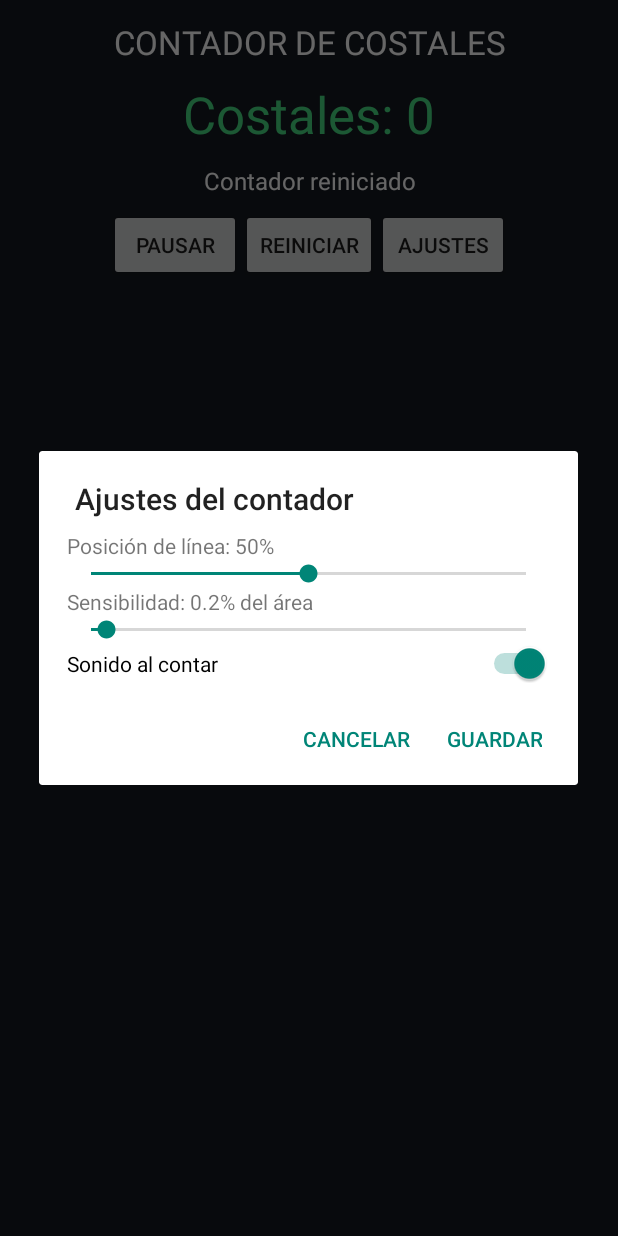
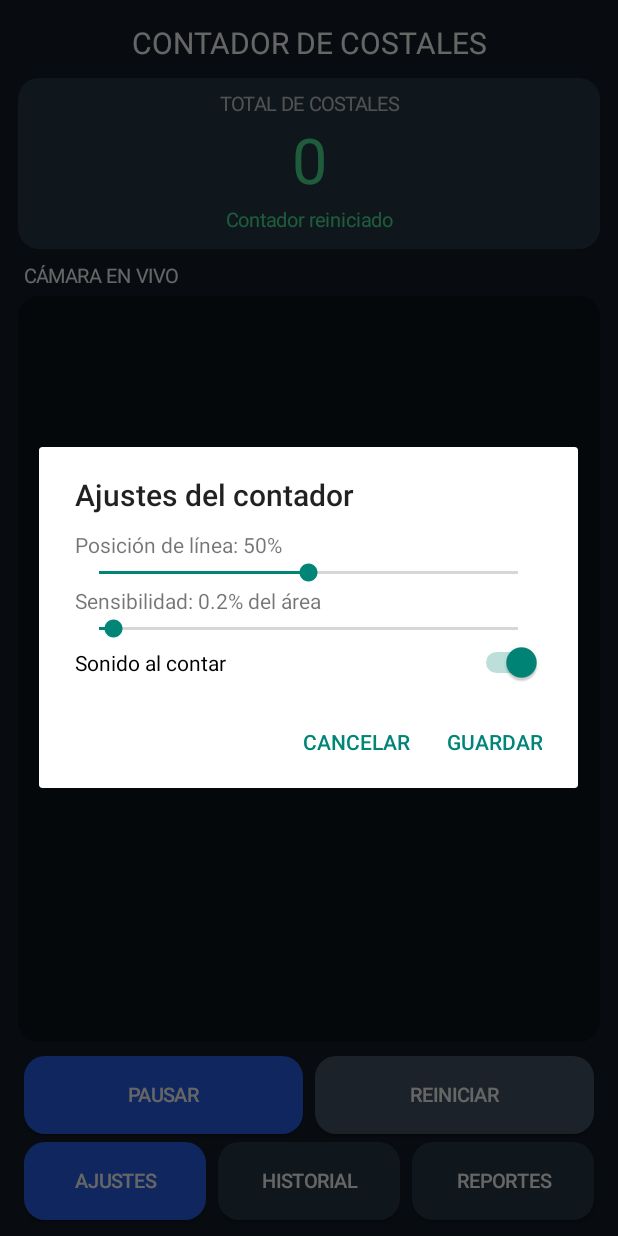
Before and after one commit to felipebenitezg88/Contador-de-costales, an Android app: the screen it shows after launch (MainActivity), after a tap on "AJUSTES", on a phone screen of 412 x 824 dp. Run offline under Robolectric (Android 15) with nearby library versions, the phone set to English and light mode, and no system bars; libraries missing offline, so code that uses them is left out: androidx.camera.core, androidx.camera.lifecycle, androidx.camera.view, com.google.mlkit.vision; 4 statements that could not run were skipped; 3 other taps on this screen came first.

Commit message:
Actualizar MainActivity.kt

```diff
--- a/app/src/main/java/com/example/contadordecostales/MainActivity.kt
+++ b/app/src/main/java/com/example/contadordecostales/MainActivity.kt
@@ -4,10 +4,12 @@ package com.example.contadordecostales
 import android.Manifest
 import android.content.pm.PackageManager
 import android.graphics.Color
+import android.graphics.drawable.GradientDrawable
 import android.media.AudioManager
 import android.media.ToneGenerator
 import android.os.Bundle
 import android.view.Gravity
+import android.view.View
 import android.view.ViewGroup
 import android.widget.Button
 import android.widget.LinearLayout
@@ -44,12 +46,12 @@ class MainActivity : AppCompatActivity() {
     private var sensitivity = 2
     private var soundEnabled = true
 
-    private val stateLock = Any()
     private var totalCount = 0
 
     @Volatile
     private var isCounting = true
 
+    private val stateLock = Any()
     private val previousSides = mutableMapOf<Int, Boolean>()
     private val countedIds = mutableSetOf<Int>()
 
@@ -58,38 +60,41 @@ class MainActivity : AppCompatActivity() {
             .setDetectorMode(ObjectDetectorOptions.STREAM_MODE)
             .enableMultipleObjects()
             .build()
-
         ObjectDetection.getClient(options)
     }
 
     private val detector by detectorLazy
-
     private var toneGenerator: ToneGenerator? = null
 
     private val cameraPermission =
-        registerForActivityResult(ActivityResultContracts.RequestPermission()) { granted ->
-            if (granted) {
-                startCamera()
-            } else {
-                statusText.text = "Permiso de cámara denegado"
-            }
+        registerForActivityResult(
+            ActivityResultContracts.RequestPermission()
+        ) { granted ->
+            if (granted) startCamera()
+            else statusText.text = "Permiso de cámara denegado"
         }
 
     override fun onCreate(savedInstanceState: Bundle?) {
         super.onCreate(savedInstanceState)
+
+        // Mantener visibles las barras del teléfono.
+        window.statusBarColor = Color.rgb(20, 29, 39)
+        window.navigationBarColor = Color.rgb(20, 29, 39)
+        window.decorView.systemUiVisibility = 0
 
         linePosition = preferences.getInt("line_position", 50)
         sensitivity = preferences.getInt("sensitivity", 2)
         soundEnabled = preferences.getBoolean("sound_enabled", true)
 
         cameraExecutor = Executors.newSingleThreadExecutor()
-        toneGenerator = ToneGenerator(AudioManager.STREAM_NOTIFICATION, 80)
+        toneGenerator = ToneGenerator(
+            AudioManager.STREAM_NOTIFICATION, 80
+        )
 
         createInterface()
 
         if (ContextCompat.checkSelfPermission(
-                this,
-                Manifest.permission.CAMERA
+                this, Manifest.permission.CAMERA
             ) == PackageManager.PERMISSION_GRANTED
         ) {
             startCamera()
@@ -98,88 +103,192 @@ class MainActivity : AppCompatActivity() {
         }
     }
 
+    private fun dp(value: Int): Int =
+        (value * resources.displayMetrics.density).toInt()
+
+    private fun roundedBackground(color: Int): GradientDrawable {
+        return GradientDrawable().apply {
+            setColor(color)
+            cornerRadius = dp(14).toFloat()
+        }
+    }
+
+    private fun makeButton(
+        label: String,
+        color: Int,
+        action: () -> Unit
+    ): Button {
+        return Button(this).apply {
+            text = label
+            textSize = 13f
+            isAllCaps = false
+            setTextColor(Color.WHITE)
+            background = roundedBackground(color)
+            setOnClickListener { action() }
+            layoutParams = LinearLayout.LayoutParams(
+                0, dp(52), 1f
+            ).apply {
+                setMargins(dp(4), dp(3), dp(4), dp(3))
+            }
+        }
+    }
+
     private fun createInterface() {
         val root = LinearLayout(this).apply {
             orientation = LinearLayout.VERTICAL
-            setPadding(16, 20, 16, 12)
-            setBackgroundColor(Color.rgb(20, 25, 32))
+            setPadding(dp(12), dp(10), dp(12), dp(8))
+            setBackgroundColor(Color.rgb(20, 29, 39))
         }
 
         val title = TextView(this).apply {
             text = "CONTADOR DE COSTALES"
-            textSize = 22f
+            textSize = 20f
             setTextColor(Color.WHITE)
+            gravity = Gravity.CENTER
+            setPadding(0, dp(5), 0, dp(10))
+        }
+
+        val counterCard = LinearLayout(this).apply {
+            orientation = LinearLayout.VERTICAL
+            gravity = Gravity.CENTER
+            background = roundedBackground(Color.rgb(38, 55, 70))
+            setPadding(dp(8), dp(8), dp(8), dp(8))
+        }
+
+        val counterLabel = TextView(this).apply {
+            text = "TOTAL DE COSTALES"
+            textSize = 13f
+            setTextColor(Color.LTGRAY)
             gravity = Gravity.CENTER
         }
 
         countText = TextView(this).apply {
-            text = "Costales: 0"
-            textSize = 34f
-            setTextColor(Color.rgb(70, 220, 130))
+            text = "0"
+            textSize = 42f
+            setTextColor(Color.rgb(75, 230, 150))
             gravity = Gravity.CENTER
-            setPadding(0, 16, 0, 8)
         }
 
         statusText = TextView(this).apply {
             text = "Preparando cámara..."
-            textSize = 16f
+            textSize = 13f
+            setTextColor(Color.rgb(75, 230, 150))
+            gravity = Gravity.CENTER
+            setPadding(0, dp(3), 0, dp(3))
+        }
+
+        counterCard.addView(counterLabel)
+        counterCard.addView(countText)
+        counterCard.addView(statusText)
+
+        val cameraLabel = TextView(this).apply {
+            text = "CÁMARA EN VIVO"
+            textSize = 13f
             setTextColor(Color.WHITE)
-            gravity = Gravity.CENTER
-            setPadding(0, 8, 0, 12)
+            setPadding(dp(4), dp(9), dp(4), dp(5))
+        }
+
+        val cameraContainer = LinearLayout(this).apply {
+            orientation = LinearLayout.VERTICAL
+            background = roundedBackground(Color.rgb(12, 19, 27))
+            setPadding(dp(5), dp(5), dp(5), dp(5))
         }
 
         previewView = PreviewView(this).apply {
             scaleType = PreviewView.ScaleType.FILL_CENTER
         }
 
-        val previewParams = LinearLayout.LayoutParams(
-            ViewGroup.LayoutParams.MATCH_PARENT, 0, 1f
+        cameraContainer.addView(
+            previewView,
+            LinearLayout.LayoutParams(
+                ViewGroup.LayoutParams.MATCH_PARENT,
+                0, 1f
+            )
         )
 
-        val buttons = LinearLayout(this).apply {
+        val rowOne = LinearLayout(this).apply {
             orientation = LinearLayout.HORIZONTAL
-            gravity = Gravity.CENTER
         }
 
-        val pauseButton = Button(this).apply {
-            text = "Pausar"
-            setOnClickListener {
+        val pauseButton = makeButton(
+            "PAUSAR", Color.rgb(37, 99, 235)
+        ) {
             isCounting = !isCounting
-                text = if (isCounting) "Pausar" else "Reanudar"
+            (it as? Button)?.text =
+                if (isCounting) "PAUSAR" else "REANUDAR"
             statusText.text =
                 if (isCounting) "Conteo activo" else "Conteo pausado"
         }
-        }
 
-        val resetButton = Button(this).apply {
-            text = "Reiniciar"
-            setOnClickListener {
+        val resetButton = makeButton(
+            "REINICIAR", Color.rgb(71, 85, 105)
+        ) {
             synchronized(stateLock) {
                 totalCount = 0
                 previousSides.clear()
                 countedIds.clear()
             }
-                countText.text = "Costales: 0"
+            countText.text = "0"
             statusText.text = "Contador reiniciado"
         }
+
+        rowOne.addView(pauseButton)
+        rowOne.addView(resetButton)
+
+        val rowTwo = LinearLayout(this).apply {
+            orientation = LinearLayout.HORIZONTAL
         }
 
-        val settingsButton = Button(this).apply {
-            text = "Ajustes"
-            setOnClickListener {
+        val settingsButton = makeButton(
+            "AJUSTES", Color.rgb(37, 99, 235)
+        ) {
             showSettings()
         }
+
+        val historyButton = makeButton(
+            "HISTORIAL", Color.rgb(38, 55, 70)
+        ) {
+            AlertDialog.Builder(this)
+                .setTitle("Historial")
+                .setMessage("El historial de producción se agregará en la siguiente actualización.")
+                .setPositiveButton("Aceptar", null)
+                .show()
         }
 
-        buttons.addView(pauseButton)
-        buttons.addView(resetButton)
-        buttons.addView(settingsButton)
+        val reportsButton = makeButton(
+            "REPORTES", Color.rgb(38, 55, 70)
+        ) {
+            AlertDialog.Builder(this)
+                .setTitle("Reportes")
+                .setMessage("Los reportes de producción se agregarán en la siguiente actualización.")
+                .setPositiveButton("Aceptar", null)
+                .show()
+        }
+
+        rowTwo.addView(settingsButton)
+        rowTwo.addView(historyButton)
+        rowTwo.addView(reportsButton)
 
         root.addView(title)
-        root.addView(countText)
-        root.addView(statusText)
-        root.addView(previewView, previewParams)
-        root.addView(buttons)
+        root.addView(
+            counterCard,
+            LinearLayout.LayoutParams(
+                ViewGroup.LayoutParams.MATCH_PARENT,
+                ViewGroup.LayoutParams.WRAP_CONTENT
+            )
+        )
+        root.addView(cameraLabel)
+        root.addView(
+            cameraContainer,
+            LinearLayout.LayoutParams(
+                ViewGroup.LayoutParams.MATCH_PARENT,
+                0, 1f
+            ).apply {
+                bottomMargin = dp(7)
+            }
+        )
+        root.addView(rowOne)
+        root.addView(rowTwo)
 
         setContentView(root)
     }
@@ -187,11 +296,12 @@ class MainActivity : AppCompatActivity() {
     private fun showSettings() {
         val content = LinearLayout(this).apply {
             orientation = LinearLayout.VERTICAL
-            setPadding(28, 12, 28, 8)
+            setPadding(dp(24), dp(10), dp(24), dp(8))
         }
 
-        val lineLabel = TextView(this)
-        lineLabel.text = "Posición de línea: $linePosition%"
+        val lineLabel = TextView(this).apply {
+            text = "Posición de línea: $linePosition%"
+        }
         content.addView(lineLabel)
 
         val lineBar = SeekBar(this).apply {
@@ -200,9 +310,9 @@ class MainActivity : AppCompatActivity() {
         }
         content.addView(lineBar)
 
-        val sensitivityLabel = TextView(this)
-        sensitivityLabel.text =
-            "Sensibilidad: ${sensitivity / 10f}% del área"
+        val sensitivityLabel = TextView(this).apply {
+            text = "Sensibilidad: ${sensitivity / 10f}% del área"
+        }
         content.addView(sensitivityLabel)
 
         val sensitivityBar = SeekBar(this).apply {
@@ -214,14 +324,11 @@ class MainActivity : AppCompatActivity() {
         lineBar.setOnSeekBarChangeListener(
             object : SeekBar.OnSeekBarChangeListener {
                 override fun onProgressChanged(
-                    seekBar: SeekBar?,
-                    progress: Int,
-                    fromUser: Boolean
+                    seekBar: SeekBar?, progress: Int, fromUser: Boolean
                 ) {
                     lineLabel.text =
                         "Posición de línea: ${progress + 20}%"
                 }
-
                 override fun onStartTrackingTouch(seekBar: SeekBar?) {}
                 override fun onStopTrackingTouch(seekBar: SeekBar?) {}
             }
@@ -230,14 +337,11 @@ class MainActivity : AppCompatActivity() {
         sensitivityBar.setOnSeekBarChangeListener(
             object : SeekBar.OnSeekBarChangeListener {
                 override fun onProgressChanged(
-                    seekBar: SeekBar?,
-                    progress: Int,
-                    fromUser: Boolean
+                    seekBar: SeekBar?, progress: Int, fromUser: Boolean
                 ) {
                     sensitivityLabel.text =
                         "Sensibilidad: ${(progress + 1) / 10f}% del área"
                 }
-
                 override fun onStartTrackingTouch(seekBar: SeekBar?) {}
                 override fun onStopTrackingTouch(seekBar: SeekBar?) {}
             }
@@ -307,16 +411,13 @@ class MainActivity : AppCompatActivity() {
                             imageProxy.imageInfo.rotationDegrees
 
                         val inputImage = InputImage.fromMediaImage(
-                            mediaImage,
-                            rotation
+                            mediaImage, rotation
                         )
 
                         val rotated = rotation == 90 || rotation == 270
-
                         val imageWidth =
                             if (rotated) imageProxy.height
                             else imageProxy.width
-
                         val imageHeight =
                             if (rotated) imageProxy.width
                             else imageProxy.height
@@ -330,26 +431,23 @@ class MainActivity : AppCompatActivity() {
                                 synchronized(stateLock) {
                                     for (obj in objects) {
                                         val id = obj.trackingId ?: continue
+                                        val box = obj.boundingBox
 
-                                        val box = obj.boundingBox
                                         val areaRatio =
                                             (box.width().toFloat() *
                                              box.height().toFloat()) /
                                             (imageWidth.toFloat() *
                                              imageHeight.toFloat())
 
-                                        val minimumArea =
-                                            sensitivity / 1000f
-
-                                        if (areaRatio < minimumArea) {
+                                        if (areaRatio < sensitivity / 1000f) {
                                             continue
                                         }
 
-                                        val centerX = box.centerX()
                                         val lineX =
                                             imageWidth * linePosition / 100f
+                                        val isRightSide =
+                                            box.centerX() >= lineX
 
-                                        val isRightSide = centerX >= lineX
                                         val previous = previousSides[id]
 
                                         if (previous != null &&
@@ -367,9 +465,7 @@ class MainActivity : AppCompatActivity() {
 
                                 if (newCount >= 0) {
                                     runOnUiThread {
-                                        countText.text =
-                                            "Costales: $newCount"
-
+                                        countText.text = newCount.toString()
                                         if (soundEnabled) {
                                             toneGenerator?.startTone(
                                                 ToneGenerator.TONE_PROP_BEEP,
@@ -395,7 +491,6 @@ class MainActivity : AppCompatActivity() {
                 }
 
                 cameraProvider.unbindAll()
-
                 cameraProvider.bindToLifecycle(
                     this,
                     CameraSelector.DEFAULT_BACK_CAMERA,
@@ -408,7 +503,6 @@ class MainActivity : AppCompatActivity() {
             } catch (e: Exception) {
                 statusText.text = "No se pudo iniciar la cámara"
             }
-
         }, ContextCompat.getMainExecutor(this))
     }
 
```
Lines whose indentation alone changed are shown as unchanged.
